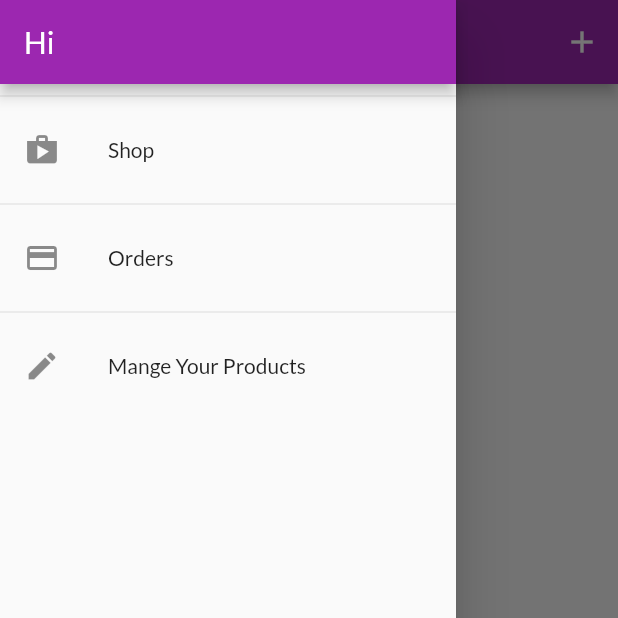
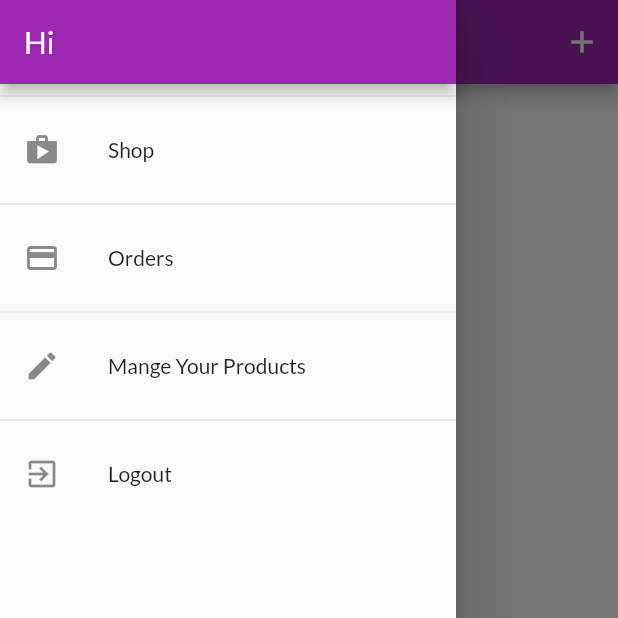
Before and after one commit to thirw/shop_app, a Flutter app: the UserProductsScreen screen opened by its route, with the side drawer open, on a phone screen of 412 x 824 dp, the top half of it. Run offline on Flutter 3.47's test engine with Material 2 defaults, Android fonts, the phone set to English and light mode, and no system bars; network calls fail.

Commit message:
Logout function

```diff
--- a/lib/widgets/app_drawer.dart
+++ b/lib/widgets/app_drawer.dart
@@ -1,7 +1,10 @@
 import 'package:flutter/material.dart';
+import 'package:provider/provider.dart';
 
 import '../screens/orders_screen.dart';
 import '../screens/user_products_screen.dart';
+
+import '../providers/auth.dart';
 
 class AppDrawer extends StatelessWidget {
   @override
@@ -39,6 +42,17 @@ class AppDrawer extends StatelessWidget {
                   .pushReplacementNamed(UserProductsScreen.routeName);
             },
           ),
+          const Divider(),
+          ListTile(
+            leading: Icon(Icons.exit_to_app),
+            title: Text('Logout'),
+            onTap: () {
+              // Navigator.of(context)
+              //     .pushReplacementNamed(UserProductsScreen.routeName);
+              Navigator.of(context).pop();
+              Provider.of<Auth>(context, listen: false).logout();
+            },
+          ),
         ],
       ),
     );
```
Also changed, not shown: lib/providers/auth.dart (+7 -24 lines).
